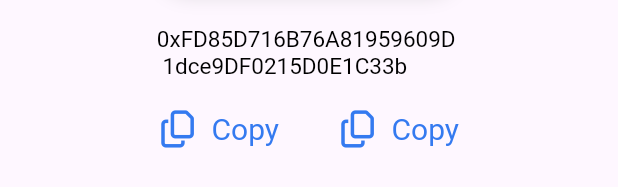
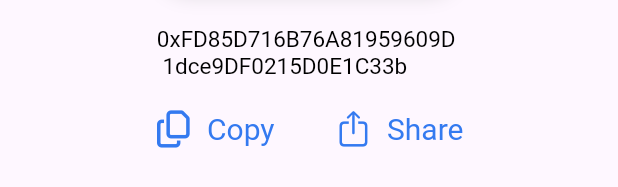
Before and after one commit to kingace2056/EtherWALL, a Flutter app: the DepositScr widget shown alone on an empty page, opened directly, on a phone screen of 412 x 824 dp. Shown: the part 522-709 px from the top of the screen. Run offline on Flutter 3.47's test engine with Material 2 defaults, Android fonts, the phone set to English and light mode, and no system bars; our stand-ins replace animated_bottom_navigation_bar, dotted_border, font_awesome_flutter, google_fonts, shimmer, syncfusion_flutter_charts; missing offline and left inert: flutter_web_frame; network calls fail.

Commit message:
routing changes

```diff
--- a/lib/screens/market/market.dart
+++ b/lib/screens/market/market.dart
@@ -3,6 +3,8 @@ import 'dart:convert';
 import 'dart:developer';
 
 import 'package:etherwall/constraints.dart';
+import 'package:etherwall/main.dart';
+import 'package:etherwall/widget/bottomNavBar.dart';
 import 'package:flutter/cupertino.dart';
 import 'package:flutter/material.dart';
 import 'package:http/http.dart' as http;
@@ -109,7 +111,11 @@ class _MarketScreenState extends State<MarketScreen> {
                 crossAxisAlignment: CrossAxisAlignment.center,
                 children: [
                   IconButton(
-                      onPressed: () {},
+                      onPressed: () {
+                        Navigator.of(context).push(
+                          MaterialPageRoute(builder: (context) => btmNavBar()),
+                        );
+                      },
                       icon: Icon(
                         Icons.arrow_back_ios,
                         color: Colors.white,
--- a/lib/screens/portfolio/portmain.dart
+++ b/lib/screens/portfolio/portmain.dart
@@ -2,6 +2,7 @@
 // ignore: prefer_const_literals_to_create_immutables
 
 import 'package:etherwall/constraints.dart';
+import 'package:etherwall/main.dart';
 import 'package:etherwall/widget/bottomNavBar.dart';
 import 'package:flutter/cupertino.dart';
 import 'package:flutter/material.dart';
@@ -91,7 +92,11 @@ class MainPortState extends State<MainPort> {
               crossAxisAlignment: CrossAxisAlignment.center,
               children: [
                 IconButton(
-                    onPressed: () {},
+                    onPressed: () {
+                      Navigator.of(context).push(
+                        MaterialPageRoute(builder: (context) => MyApp()),
+                      );
+                    },
                     icon: Icon(
                       Icons.arrow_back_ios,
                       color: Colors.white,
--- a/lib/screens/transaction/deposit.dart
+++ b/lib/screens/transaction/deposit.dart
@@ -2,7 +2,8 @@ import 'package:etherwall/constraints.dart';
 import 'package:flutter/cupertino.dart';
 import 'package:flutter/material.dart';
 import 'package:font_awesome_flutter/font_awesome_flutter.dart';
-import 'package:syncfusion_flutter_charts/charts.dart';
+// import 'package:syncfusion_flutter_charts/charts.dart';
+import 'package:flutter/services.dart';
 
 final cryptoList = {
   'BTC': '/media/37746251/btc.png',
@@ -29,7 +30,7 @@ class DepositScrState extends State<DepositScr> {
   @override
   Widget build(BuildContext context) {
     return Container(
-      padding: EdgeInsets.fromLTRB(8, 20, 8, 8),
+      padding: const EdgeInsets.fromLTRB(8, 20, 8, 8),
       height: MediaQuery.of(context).size.height * 0.7,
       child: Column(
         mainAxisAlignment: MainAxisAlignment.start,
@@ -38,8 +39,9 @@ class DepositScrState extends State<DepositScr> {
           Row(
             mainAxisAlignment: MainAxisAlignment.center,
             crossAxisAlignment: CrossAxisAlignment.center,
+            // ignore: prefer_const_literals_to_create_immutables
             children: [
-              Text(
+              const Text(
                 'Deposit Coins',
                 style: TextStyle(
                     fontSize: 30,
@@ -88,7 +90,7 @@ class DepositScrState extends State<DepositScr> {
                               padding: const EdgeInsets.only(left: 15.0),
                               child: Text(
                                 crypName[index],
-                                style: TextStyle(
+                                style: const TextStyle(
                                     fontSize: 20,
                                     fontWeight: FontWeight.bold,
                                     color: Colors.black),
@@ -102,7 +104,7 @@ class DepositScrState extends State<DepositScr> {
             ),
           ),
           Container(
-            margin: EdgeInsets.only(top: 30, bottom: 20),
+            margin: const EdgeInsets.only(top: 30, bottom: 20),
             height: 200,
             width: 200,
             decoration: BoxDecoration(
@@ -111,30 +113,35 @@ class DepositScrState extends State<DepositScr> {
                   BoxShadow(
                       color: kBgGrey.withOpacity(0.3),
                       blurRadius: 10,
-                      offset: Offset(0, 0))
+                      offset: const Offset(0, 0))
                 ],
                 borderRadius: BorderRadius.circular(20)),
             child: Image.network('https://i.imgur.com/77ZtWkm.png'),
           ),
-          Text(
+          const Text(
             '0xFD85D716B76A81959609D \n 1dce9DF0215D0E1C33b',
             style: TextStyle(color: Colors.black, fontSize: 15),
           ),
-          SizedBox(
+          const SizedBox(
             height: 20,
           ),
           Row(
             mainAxisAlignment: MainAxisAlignment.center,
             crossAxisAlignment: CrossAxisAlignment.center,
             children: [
-              Row(
+              InkWell(
+                onTap: () {
+                  Clipboard.setData(const ClipboardData(
+                      text: '0xFD85D716B76A81959609D1dce9DF0215D0E1C33b'));
+                },
+                child: Row(
                   children: [
                     Icon(
                       FontAwesomeIcons.copy,
                       size: 25,
                       color: kPrimaryColor,
                     ),
-                  SizedBox(
+                    const SizedBox(
                       width: 10,
                     ),
                     Text(
@@ -143,25 +150,29 @@ class DepositScrState extends State<DepositScr> {
                     )
                   ],
                 ),
-              Padding(
+              ),
+              const Padding(
                 padding: EdgeInsets.only(left: 20, right: 20),
                 // child: Icon(Icons.line_axis),
               ),
-              Row(
+              InkWell(
+                onTap: () {},
+                child: Row(
                   children: [
                     Icon(
-                    FontAwesomeIcons.copy,
+                      CupertinoIcons.share,
                       size: 25,
                       color: kPrimaryColor,
                     ),
-                  SizedBox(
+                    const SizedBox(
                       width: 10,
                     ),
                     Text(
-                    'Copy',
+                      'Share',
                       style: TextStyle(color: kPrimaryColor, fontSize: 20),
                     )
                   ],
+                ),
               )
             ],
           )
```
Also changed, not shown: 1 other file. Lines whose indentation alone changed are shown as unchanged.
